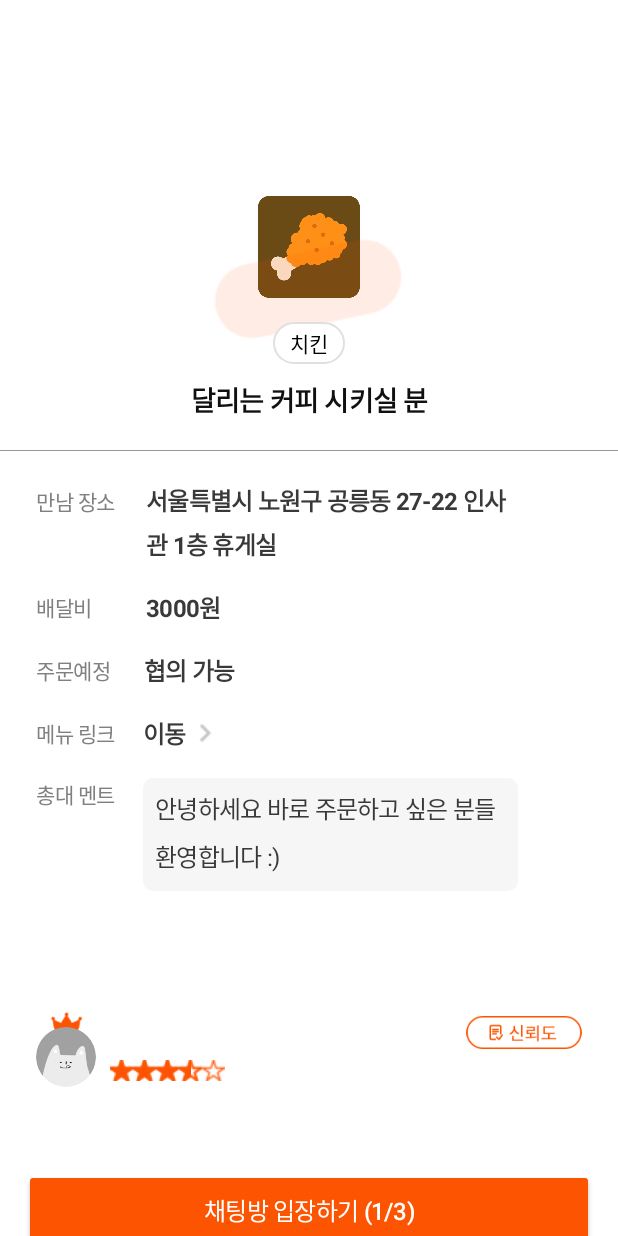
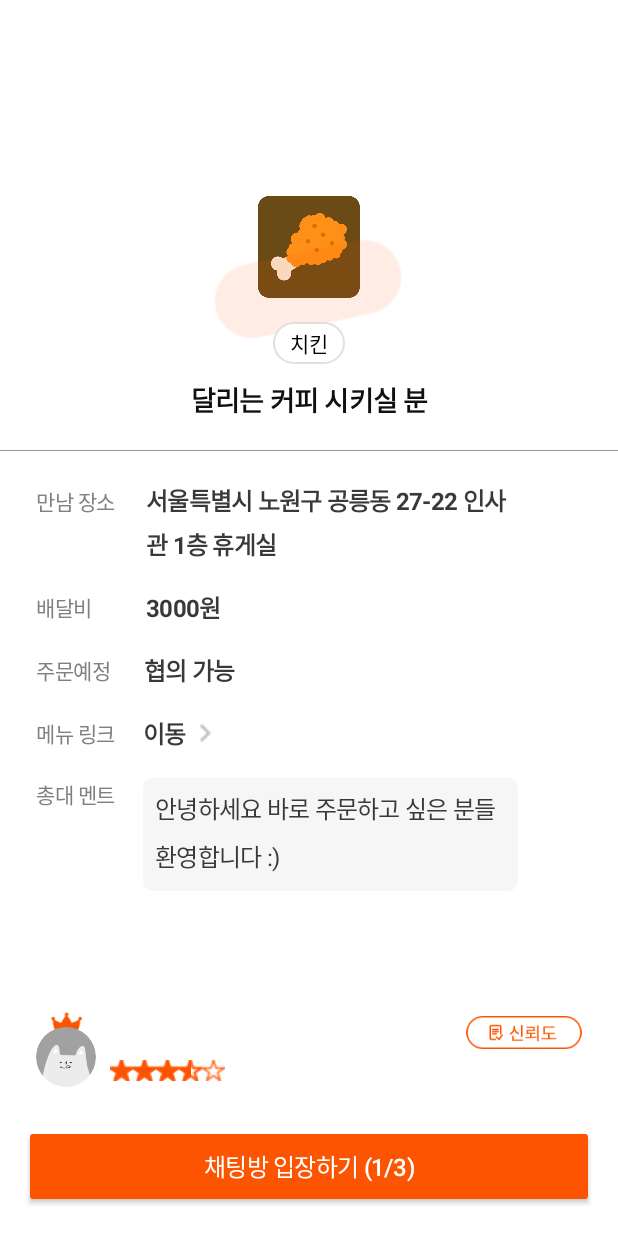
Before and after one commit to jjiiin/capstone_1210, an Android app: the DetailActivity screen opened directly, with no data from a screen before it, on a phone screen of 412 x 824 dp. Run offline under Robolectric (Android 15) with nearby library versions, the phone set to English and light mode, and no system bars; our stand-ins replace CircleImageView, Firebase (no records; nobody signed in at launch, a user with empty details on screens opened directly), data binding; pictures from the network do not load; 2 statements that could not run were skipped.

Commit message:
board detail 간격 수정

```diff
--- a/app/src/main/java/com/capstone_design/a1209_app/fragment/BoardHomeFragment.kt
+++ b/app/src/main/java/com/capstone_design/a1209_app/fragment/BoardHomeFragment.kt
@@ -361,6 +361,7 @@ class BoardHomeFragment : Fragment() {
         boardRef.addValueEventListener(object : ValueEventListener {
             override fun onDataChange(snapshot: DataSnapshot) {
                 items.clear()
+                itemsKeyList.clear()
                 for (data in snapshot.children) {
                     val item = data.getValue(dataModel::class.java)
                     if (item != null) {
@@ -454,6 +455,7 @@ class BoardHomeFragment : Fragment() {
         boardRef.addValueEventListener(object : ValueEventListener {
             override fun onDataChange(snapshot: DataSnapshot) {
                 items.clear()
+                itemsKeyList.clear()
                 for (data in snapshot.children) {
                     val item = data.getValue(dataModel::class.java)
                     if (item != null) {
--- a/app/src/main/res/layout/activity_detail.xml
+++ b/app/src/main/res/layout/activity_detail.xml
@@ -287,7 +287,6 @@
                     android:layout_marginLeft="24dp"
                     android:layout_marginTop="13dp"
                     android:layout_marginRight="24dp"
-                    android:layout_marginBottom="25dp"
                     android:orientation="horizontal">
 
                     <FrameLayout
@@ -387,7 +386,7 @@
                     android:layout_marginRight="16dp"
                     android:backgroundTint="#fd5401"
                     android:letterSpacing="-0.03"
-                    android:layout_marginTop="29dp"
+                    android:layout_marginTop="25dp"
                     android:text="채팅방 입장하기 (1/3)"
                     android:textColor="#ffffff"
                     android:textSize="16sp"
```
